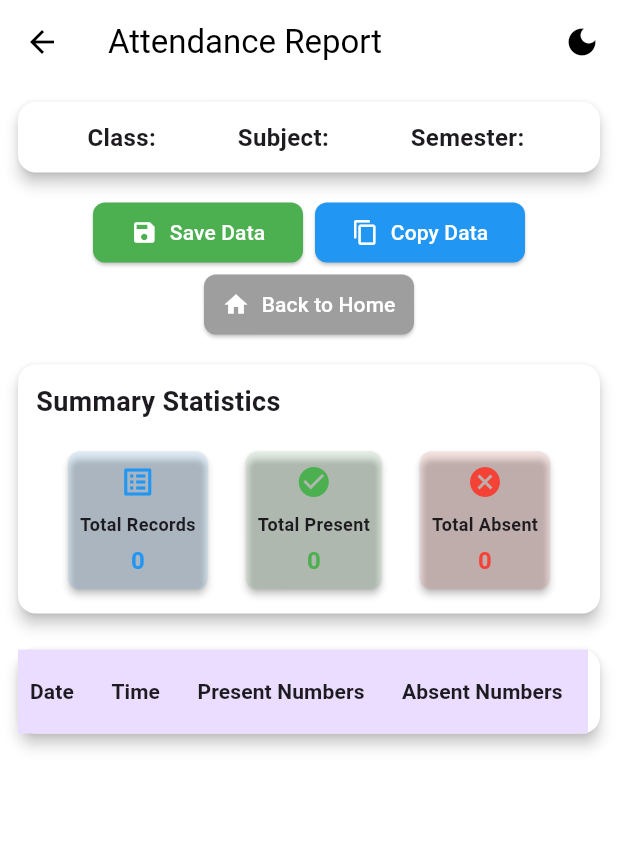
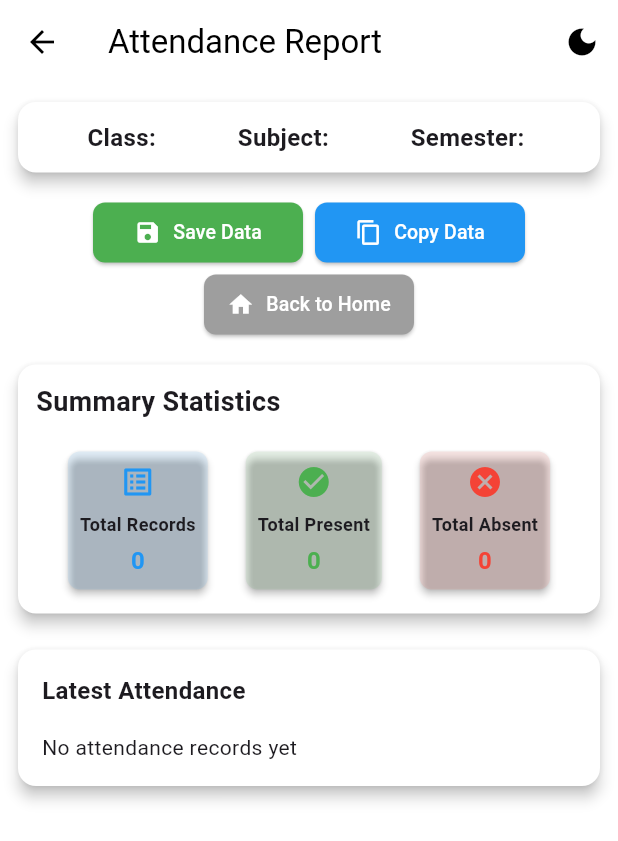
Before and after one commit to karansongara99/Flutter-Attendance-Counter, a Flutter app: the AttendanceReportScreen screen opened directly with empty values, on a phone screen of 412 x 824 dp. Shown: the top 841 px of the screen. Run offline on Flutter 3.47's test engine with Material 3 defaults, Android fonts, the light colour scheme and no system bars.

Commit message:
Lib File Attendance Report Screen Updated

```diff
--- a/lib/screens/attendance_report_screen.dart
+++ b/lib/screens/attendance_report_screen.dart
@@ -162,11 +162,13 @@ class AttendanceReportScreen extends StatelessWidget {
                           ),
                           _buildStatCard(
                             'Total Present',
-                            attendanceHistory
-                                .fold(
-                                    0,
-                                    (sum, item) =>
-                                        sum + (item['present'] as int))
+                            attendanceHistory.isEmpty
+                                ? '0'
+                                : attendanceHistory.last['presentNumbers']
+                                    .toString()
+                                    .split(', ')
+                                    .where((s) => s.isNotEmpty)
+                                    .length
                                     .toString(),
                             Icons.check_circle,
                             Colors.green,
@@ -174,11 +176,13 @@ class AttendanceReportScreen extends StatelessWidget {
                           ),
                           _buildStatCard(
                             'Total Absent',
-                            attendanceHistory
-                                .fold(
-                                    0,
-                                    (sum, item) =>
-                                        sum + (item['absent'] as int))
+                            attendanceHistory.isEmpty
+                                ? '0'
+                                : attendanceHistory.last['absentNumbers']
+                                    .toString()
+                                    .split(', ')
+                                    .where((s) => s.isNotEmpty)
+                                    .length
                                     .toString(),
                             Icons.cancel,
                             Colors.red,
@@ -198,102 +202,53 @@ class AttendanceReportScreen extends StatelessWidget {
                 shape: RoundedRectangleBorder(
                   borderRadius: BorderRadius.circular(12),
                 ),
-                child: SingleChildScrollView(
-                  scrollDirection: Axis.horizontal,
-                  child: ConstrainedBox(
-                    constraints: BoxConstraints(
-                      minWidth: screenSize.width - (isSmallScreen ? 32 : 48),
-                    ),
-                    child: DataTable(
-                      columnSpacing: isSmallScreen ? 16 : 24,
-                      horizontalMargin: isSmallScreen ? 8 : 16,
-                      headingRowColor: MaterialStateProperty.all(
-                        Theme.of(context).colorScheme.primaryContainer,
-                      ),
-                      dataRowColor: MaterialStateProperty.all(
-                        Theme.of(context).colorScheme.surface,
-                      ),
-                      columns: [
-                        DataColumn(
-                          label: Text(
-                            'Date',
+                child: Padding(
+                  padding: const EdgeInsets.all(16.0),
+                  child: Column(
+                    crossAxisAlignment: CrossAxisAlignment.start,
+                    children: [
+                      Text(
+                        'Latest Attendance',
                         style: TextStyle(
-                              fontWeight: FontWeight.bold,
-                              fontSize: isSmallScreen ? 14 : 16,
-                            ),
-                          ),
-                        ),
-                        DataColumn(
-                          label: Text(
-                            'Time',
-                            style: TextStyle(
-                              fontWeight: FontWeight.bold,
-                              fontSize: isSmallScreen ? 14 : 16,
-                            ),
-                          ),
-                        ),
-                        DataColumn(
-                          label: Text(
-                            'Present Numbers',
-                            style: TextStyle(
-                              fontWeight: FontWeight.bold,
-                              fontSize: isSmallScreen ? 14 : 16,
-                            ),
-                          ),
-                        ),
-                        DataColumn(
-                          label: Text(
-                            'Absent Numbers',
-                            style: TextStyle(
-                              fontWeight: FontWeight.bold,
-                              fontSize: isSmallScreen ? 14 : 16,
-                            ),
-                          ),
-                        ),
-                      ],
-                      rows: attendanceHistory.map((record) {
-                        return DataRow(
-                          cells: [
-                            DataCell(
-                              Text(
-                                record['date'].toString(),
-                                style: TextStyle(
-                                  fontSize: isSmallScreen ? 12 : 14,
-                                ),
-                              ),
-                            ),
-                            DataCell(
-                              Text(
-                                record['time'].toString(),
-                                style: TextStyle(
-                                  fontSize: isSmallScreen ? 12 : 14,
-                                ),
-                              ),
-                            ),
-                            DataCell(
-                              Text(
-                                record['presentNumbers'].toString(),
-                                style: TextStyle(
-                                  color: Colors.green,
-                                  fontSize: isSmallScreen ? 12 : 14,
+                          fontSize: isSmallScreen ? 16 : 18,
                           fontWeight: FontWeight.bold,
                         ),
                       ),
+                      const SizedBox(height: 16),
+                      if (attendanceHistory.isNotEmpty)
+                        SingleChildScrollView(
+                          scrollDirection: Axis.horizontal,
+                          child: Row(
+                            children: [
+                              _buildInfoColumn(
+                                  'Date',
+                                  attendanceHistory.last['date'].toString(),
+                                  isSmallScreen),
+                              const SizedBox(width: 24),
+                              _buildInfoColumn(
+                                  'Time',
+                                  attendanceHistory.last['time'].toString(),
+                                  isSmallScreen),
+                              const SizedBox(width: 24),
+                              _buildInfoColumn(
+                                  'Present Numbers',
+                                  attendanceHistory.last['presentNumbers']
+                                      .toString(),
+                                  isSmallScreen,
+                                  valueColor: Colors.green),
+                              const SizedBox(width: 24),
+                              _buildInfoColumn(
+                                  'Absent Numbers',
+                                  attendanceHistory.last['absentNumbers']
+                                      .toString(),
+                                  isSmallScreen,
+                                  valueColor: Colors.red),
+                            ],
                           ),
-                            DataCell(
-                              Text(
-                                record['absentNumbers'].toString(),
-                                style: TextStyle(
-                                  color: Colors.red,
-                                  fontSize: isSmallScreen ? 12 : 14,
-                                  fontWeight: FontWeight.bold,
-                                ),
-                              ),
-                            ),
+                        )
+                      else
+                        const Text('No attendance records yet')
                     ],
-                        );
-                      }).toList(),
-                    ),
                   ),
                 ),
               ),
@@ -346,6 +301,31 @@ class AttendanceReportScreen extends StatelessWidget {
     );
   }
 
+  Widget _buildInfoColumn(String label, String value, bool isSmallScreen,
+      {Color? valueColor}) {
+    return Column(
+      crossAxisAlignment: CrossAxisAlignment.start,
+      children: [
+        Text(
+          label,
+          style: TextStyle(
+            fontSize: isSmallScreen ? 12 : 14,
+            color: Colors.grey[600],
+          ),
+        ),
+        const SizedBox(height: 4),
+        Text(
+          value,
+          style: TextStyle(
+            fontSize: isSmallScreen ? 14 : 16,
+            fontWeight: FontWeight.bold,
+            color: valueColor,
+          ),
+        ),
+      ],
+    );
+  }
+
   Widget _buildUtilityButton({
     required BuildContext context,
     required VoidCallback onPressed,
@@ -362,7 +342,7 @@ class AttendanceReportScreen extends StatelessWidget {
         icon: Icon(icon, size: isSmallScreen ? 18 : 20),
         label: Text(
           label,
-          style: TextStyle(fontSize: isSmallScreen ? 14 : 16),
+          style: TextStyle(fontSize: isSmallScreen ? 13 : 16),
         ),
         style: ElevatedButton.styleFrom(
           backgroundColor: color,
```
Also changed, not shown: lib/screens/attendance_screen.dart (+34 -20 lines). Lines whose indentation alone changed are shown as unchanged.
